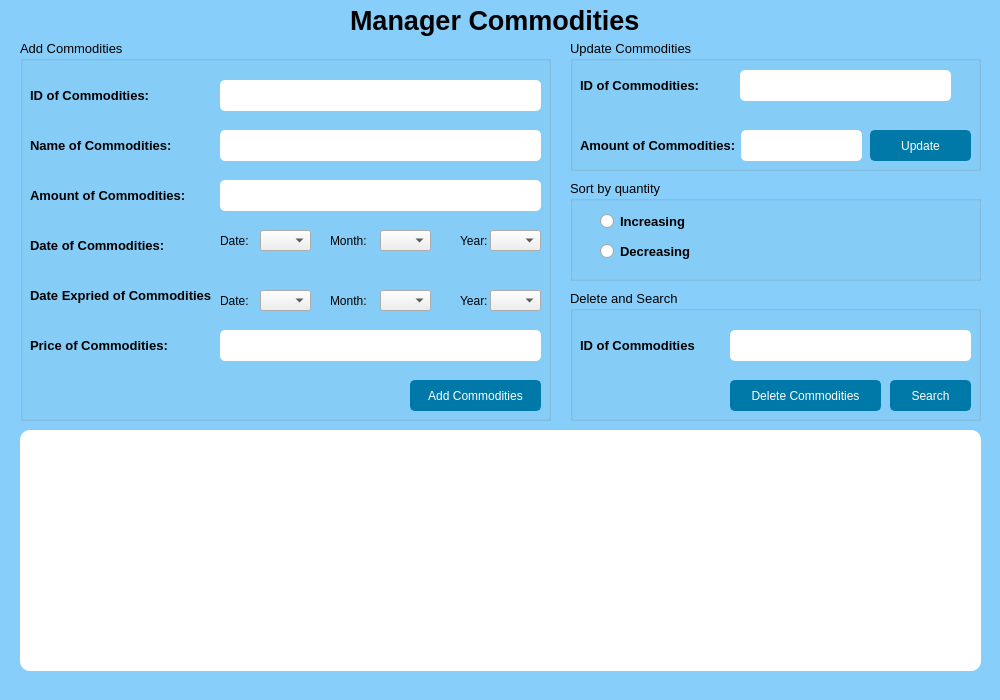
Qt form managerproduct.ui (ngxx-fus/minisupermarket_management_proj) before a commit.
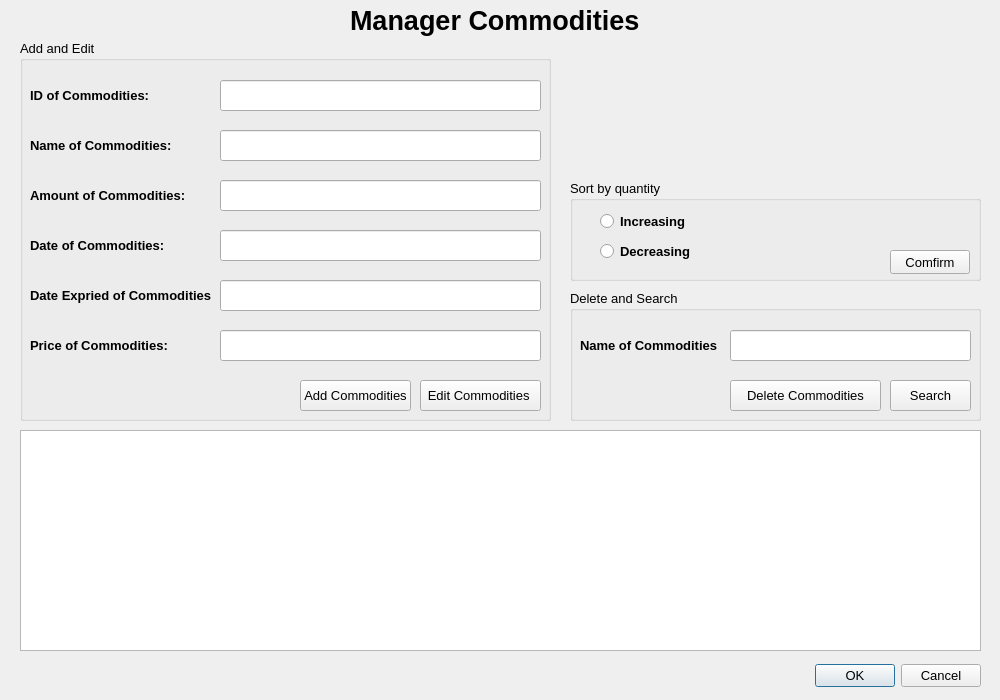
The same form after that commit. Icons and pictures are not drawn.

Diff of the .ui file:
```diff
--- a/managerproduct.ui
+++ b/managerproduct.ui
@@ -24,110 +24,29 @@
   <property name="windowTitle">
    <string>Dialog</string>
   </property>
-  <property name="styleSheet">
-   <string notr="true">QPushButton#pushButton {
-                   background-color: #0078A8; 
-                    color: white;
-                    border: 2px solid #0078A8; 
-                   border-radius: 5px; 
-                   padding: 5px 10px;
-                   font-weight: bolder;
-                   }
-QPushButton#pushButton_3 {
-                   background-color: #0078A8; 
-                    color: white;
-                    border: 2px solid #0078A8; 
-                   border-radius: 5px; 
-                   padding: 5px 10px;
-                  font-weight: bolder;
-                   }
-QPushButton#pushButton_2{
-                   background-color: #0078A8; 
-                    color: white;
-                    border: 2px solid #0078A8; 
-                   border-radius: 5px; 
-                   padding: 5px 10px;
-font-weight: bolder;
-                   }
-QPushButton#btnSearch{
-                   background-color: #0078A8; 
-                    color: white;
-                    border: 2px solid #0078A8; 
-                   border-radius: 5px; 
-                   padding: 5px 10px;
-font-weight: bolder;
-                   }
-QLineEdit#txtSearchID{
-background-color: #FFFFFF; /* Đặt màu nền là trắng */
-    border-radius: 5px; /* Bo góc */
-    padding: 5px; /* Đặt đệm */
-    color: #000000; /* Đặt màu văn bản là màu đen */
-}
-QLineEdit#txtID{
-background-color: #FFFFFF; /* Đặt màu nền là trắng */
-    border-radius: 5px; /* Bo góc */
-    padding: 5px; /* Đặt đệm */
-    color: #000000; /* Đặt màu văn bản là màu đen */
-}                 
-QLineEdit#txtName{
-
-background-color: #FFFFFF; /* Đặt màu nền là trắng */
-    border-radius: 5px; /* Bo góc */
-    padding: 5px; /* Đặt đệm */
-    color: #000000; /* Đặt màu văn bản là màu đen */
-}      
-QLineEdit#txtAmount{
-
-background-color: #FFFFFF; /* Đặt màu nền là trắng */
-    border-radius: 5px; /* Bo góc */
-    padding: 5px; /* Đặt đệm */
-    color: #000000; /* Đặt màu văn bản là màu đen */
-
-}      
-QLineEdit#txtPrice{
-
-background-color: #FFFFFF; /* Đặt màu nền là trắng */
-    border-radius: 5px; /* Bo góc */
-    padding: 5px; /* Đặt đệm */
-    color: #000000; /* Đặt màu văn bản là màu đen */
-}    
-QLineEdit#txtUpdateAmount{
-
-background-color: #FFFFFF; /* Đặt màu nền là trắng */
-    border-radius: 5px; /* Bo góc */
-    padding: 5px; /* Đặt đệm */
-    color: #000000; /* Đặt màu văn bản là màu đen */
-}    
-QLineEdit#txtSearch
-{
-
-background-color: #FFFFFF; /* Đặt màu nền là trắng */
-    border-radius: 5px; /* Bo góc */
-    padding: 5px; /* Đặt đệm */
-    color: #000000; /* Đặt màu văn bản là màu đen */
-}   
-QDialog#ManagerProduct
-{
-
-   background-color: #87CEFA; /* Đặt màu nền 8472FF là trắng */
-    color: #000000; /* Đặt màu văn bản là màu đen */
-}  
-QTableWidget#tableWidget
-{
-
-   background-color: #FFFFFF; /* Đặt màu nền là trắng */
-    border-radius: 10px; /* Bo góc */
-    padding: 5px; /* Đặt đệm */
-    color: #000000; /* Đặt màu văn bản là màu đen */
-}  </string>
-  </property>
+  <widget class="QDialogButtonBox" name="buttonBox">
+   <property name="geometry">
+    <rect>
+     <x>810</x>
+     <y>660</y>
+     <width>171</width>
+     <height>31</height>
+    </rect>
+   </property>
+   <property name="orientation">
+    <enum>Qt::Horizontal</enum>
+   </property>
+   <property name="standardButtons">
+    <set>QDialogButtonBox::Cancel|QDialogButtonBox::Ok</set>
+   </property>
+  </widget>
   <widget class="QTableWidget" name="tableWidget">
    <property name="geometry">
     <rect>
      <x>20</x>
      <y>430</y>
      <width>961</width>
-     <height>241</height>
+     <height>221</height>
     </rect>
    </property>
    <property name="sizePolicy">
@@ -184,14 +103,27 @@
     <enum>Qt::PreventContextMenu</enum>
    </property>
    <property name="title">
-    <string>Add Commodities</string>
+    <string>Add and Edit</string>
    </property>
+   <widget class="QPushButton" name="btnrepair">
+    <property name="geometry">
+     <rect>
+      <x>400</x>
+      <y>340</y>
+      <width>121</width>
+      <height>31</height>
+     </rect>
+    </property>
+    <property name="text">
+     <string>Edit Commodities </string>
+    </property>
+   </widget>
    <widget class="QPushButton" name="pushButton">
     <property name="geometry">
      <rect>
-      <x>390</x>
+      <x>280</x>
       <y>340</y>
-      <width>131</width>
+      <width>111</width>
       <height>31</height>
      </rect>
     </property>
@@ -299,6 +231,16 @@
      <string>Amount of Commodities:</string>
     </property>
    </widget>
+   <widget class="QLineEdit" name="txtDate">
+    <property name="geometry">
+     <rect>
+      <x>200</x>
+      <y>190</y>
+      <width>321</width>
+      <height>31</height>
+     </rect>
+    </property>
+   </widget>
    <widget class="QLabel" name="label_7">
     <property name="geometry">
      <rect>
@@ -321,6 +263,16 @@
      <string>Date of Commodities:</string>
     </property>
    </widget>
+   <widget class="QLineEdit" name="txtDateExp">
+    <property name="geometry">
+     <rect>
+      <x>200</x>
+      <y>240</y>
+      <width>321</width>
+      <height>31</height>
+     </rect>
+    </property>
+   </widget>
    <widget class="QLabel" name="label_8">
     <property name="geometry">
      <rect>
@@ -375,144 +327,6 @@
      </rect>
     </property>
    </widget>
-   <widget class="QComboBox" name="comboBox">
-    <property name="geometry">
-     <rect>
-      <x>360</x>
-      <y>190</y>
-      <width>51</width>
-      <height>21</height>
-     </rect>
-    </property>
-   </widget>
-   <widget class="QComboBox" name="comboBox_2">
-    <property name="geometry">
-     <rect>
-      <x>240</x>
-      <y>190</y>
-      <width>51</width>
-      <height>21</height>
-     </rect>
-    </property>
-   </widget>
-   <widget class="QComboBox" name="comboBox_3">
-    <property name="geometry">
-     <rect>
-      <x>470</x>
-      <y>190</y>
-      <width>51</width>
-      <height>21</height>
-     </rect>
-    </property>
-   </widget>
-   <widget class="QLabel" name="label_3">
-    <property name="geometry">
-     <rect>
-      <x>200</x>
-      <y>190</y>
-      <width>31</width>
-      <height>21</height>
-     </rect>
-    </property>
-    <property name="text">
-     <string>Date:</string>
-    </property>
-   </widget>
-   <widget class="QLabel" name="label_10">
-    <property name="geometry">
-     <rect>
-      <x>310</x>
-      <y>190</y>
-      <width>41</width>
-      <height>21</height>
-     </rect>
-    </property>
-    <property name="text">
-     <string>Month:</string>
-    </property>
-   </widget>
-   <widget class="QLabel" name="label_11">
-    <property name="geometry">
-     <rect>
-      <x>440</x>
-      <y>190</y>
-      <width>31</width>
-      <height>21</height>
-     </rect>
-    </property>
-    <property name="text">
-     <string>Year:</string>
-    </property>
-   </widget>
-   <widget class="QLabel" name="label_23">
-    <property name="geometry">
-     <rect>
-      <x>440</x>
-      <y>250</y>
-      <width>31</width>
-      <height>21</height>
-     </rect>
-    </property>
-    <property name="text">
-     <string>Year:</string>
-    </property>
-   </widget>
-   <widget class="QComboBox" name="comboBox_8">
-    <property name="geometry">
-     <rect>
-      <x>240</x>
-      <y>250</y>
-      <width>51</width>
-      <height>21</height>
-     </rect>
-    </property>
-   </widget>
-   <widget class="QComboBox" name="comboBox_9">
-    <property name="geometry">
-     <rect>
-      <x>470</x>
-      <y>250</y>
-      <width>51</width>
-      <height>21</height>
-     </rect>
-    </property>
-   </widget>
-   <widget class="QLabel" name="label_21">
-    <property name="geometry">
-     <rect>
-      <x>310</x>
-      <y>250</y>
-      <width>41</width>
-      <height>21</height>
-     </rect>
-    </property>
-    <property name="text">
-     <string>Month:</string>
-    </property>
-   </widget>
-   <widget class="QComboBox" name="comboBox_7">
-    <property name="geometry">
-     <rect>
-      <x>360</x>
-      <y>250</y>
-      <width>51</width>
-      <height>21</height>
-     </rect>
-    </property>
-   </widget>
-   <widget class="QLabel" name="label_22">
-    <property name="geometry">
-     <rect>
-      <x>200</x>
-      <y>250</y>
-      <width>31</width>
-      <height>21</height>
-     </rect>
-    </property>
-    <property name="text">
-     <string>Date:</string>
-    </property>
-   </widget>
   </widget>
   <widget class="QGroupBox" name="groupBox_2">
    <property name="geometry">
@@ -594,7 +408,7 @@
      </font>
     </property>
     <property name="text">
-     <string>ID of Commodities</string>
+     <string>Name of Commodities</string>
     </property>
    </widget>
   </widget>
@@ -648,98 +462,17 @@
      <string>Decreasing</string>
     </property>
    </widget>
-  </widget>
-  <widget class="QGroupBox" name="groupBox_4">
-   <property name="geometry">
-    <rect>
-     <x>570</x>
-     <y>40</y>
-     <width>411</width>
-     <height>131</height>
-    </rect>
-   </property>
-   <property name="title">
-    <string>Update Commodities</string>
-   </property>
-   <widget class="QLabel" name="label_12">
+   <widget class="QPushButton" name="btncomfirm">
     <property name="geometry">
      <rect>
-      <x>10</x>
-      <y>30</y>
-      <width>141</width>
-      <height>31</height>
+      <x>320</x>
+      <y>70</y>
+      <width>80</width>
+      <height>24</height>
      </rect>
     </property>
-    <property name="font">
-     <font>
-      <pointsize>10</pointsize>
-      <italic>false</italic>
-      <bold>true</bold>
-      <underline>false</underline>
-      <strikeout>false</strikeout>
-     </font>
-    </property>
     <property name="text">
-     <string>ID of Commodities:</string>
-    </property>
-   </widget>
-   <widget class="QLabel" name="label_13">
-    <property name="geometry">
-     <rect>
-      <x>10</x>
-      <y>90</y>
-      <width>161</width>
-      <height>31</height>
-     </rect>
-    </property>
-    <property name="font">
-     <font>
-      <pointsize>10</pointsize>
-      <italic>false</italic>
-      <bold>true</bold>
-      <underline>false</underline>
-      <strikeout>false</strikeout>
-     </font>
-    </property>
-    <property name="text">
-     <string>Amount of Commodities:</string>
-    </property>
-   </widget>
-   <widget class="QLineEdit" name="txtUpdateAmount">
-    <property name="geometry">
-     <rect>
-      <x>170</x>
-      <y>30</y>
-      <width>211</width>
-      <height>31</height>
-     </rect>
-    </property>
-   </widget>
-   <widget class="QLineEdit" name="txtSearchID">
-    <property name="geometry">
-     <rect>
-      <x>171</x>
-      <y>90</y>
-      <width>121</width>
-      <height>31</height>
-     </rect>
-    </property>
-   </widget>
-   <widget class="QPushButton" name="pushButton_3">
-    <property name="geometry">
-     <rect>
-      <x>300</x>
-      <y>90</y>
-      <width>101</width>
-      <height>31</height>
-     </rect>
-    </property>
-    <property name="text">
-     <string>Update</string>
-    </property>
-    <property name="icon">
-     <iconset>
-      <normaloff>../../../Users/hagia/Downloads/qtc++/check-mark.png</normaloff>../../../Users/hagia/Downloads/qtc++/check-mark.png</iconset>
+     <string>Comfirm</string>
     </property>
    </widget>
   </widget>
```
Left out of the diff: 47 changed lines with no effect on the pictures.
